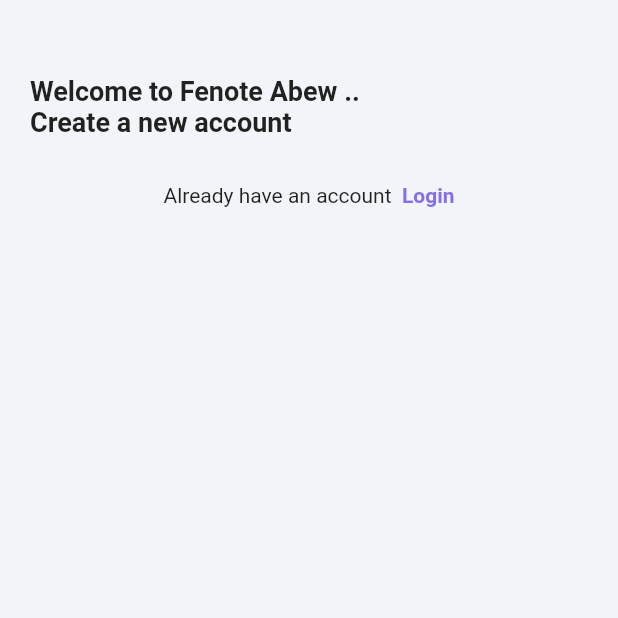
After one commit to amuggabrehi/fenote_abew, a Flutter app: the Landing screen opened directly, after a tap on "LOGIN", after a tap on "Sign up", on a phone screen of 412 x 824 dp, the top half of it. The commit adds this screen. Run offline on Flutter 3.47's test engine with Material 2 defaults, Android fonts, the phone set to English and light mode, and no system bars; our stand-ins replace shared_preferences; accounts and stored records are empty.

Commit message:
initial auth

```diff
--- /dev/null
+++ b/lib/auth/login/login.dart
@@ -0,0 +1,74 @@
+import 'package:flutter/cupertino.dart';
+import 'package:flutter/material.dart';
+
+import '../register/register.dart';
+
+class Login extends StatefulWidget {
+  const Login({Key? key}) : super(key: key);
+
+  @override
+  State<Login> createState() => _LoginState();
+}
+
+class _LoginState extends State<Login> {
+  @override
+  Widget build(BuildContext context) {
+    return Scaffold(
+      backgroundColor: Colors.white,
+      body: ListView(
+        padding: EdgeInsets.symmetric(horizontal: 15.0, vertical: 20.0),
+        children: [
+          SizedBox(height: 60.0),
+          Container(
+            height: 170.0,
+            width: MediaQuery.of(context).size.width,
+            child: Image.asset(
+              'assets/images/login.png',
+            ),
+          ),
+          SizedBox(height: 10.0),
+          Center(
+            child: Text(
+              'Welcome back!',
+              style: TextStyle(
+                fontSize: 23.0,
+                fontWeight: FontWeight.w900,
+              ),
+            ),
+          ),
+          Center(
+            child: Text(
+              'Log into your account and get started!',
+              style: TextStyle(
+                fontSize: 12.0,
+                fontWeight: FontWeight.w300,
+                color: Theme.of(context).accentColor,
+              ),
+            ),
+          ),
+          SizedBox(height: 25.0),
+          SizedBox(height: 10.0),
+          Row(
+            mainAxisAlignment: MainAxisAlignment.center,
+            children: [
+              Text('Don\'t have an account?'),
+              GestureDetector(
+                onTap: () {
+                  Navigator.of(context)
+                      .push(CupertinoPageRoute(builder: (_) => Register()));
+                },
+                child: Text(
+                  'Sign up',
+                  style: TextStyle(
+                    fontWeight: FontWeight.bold,
+                    color: Theme.of(context).accentColor,
+                  ),
+                ),
+              ),
+            ],
+          ),
+        ],
+      ),
+    );
+  }
+}
--- /dev/null
+++ b/lib/auth/register/register.dart
@@ -0,0 +1,54 @@
+import 'package:flutter/cupertino.dart';
+import 'package:flutter/material.dart';
+
+import '../login/login.dart';
+
+class Register extends StatefulWidget {
+  const Register({Key? key}) : super(key: key);
+
+  @override
+  State<Register> createState() => _RegisterState();
+}
+
+class _RegisterState extends State<Register> {
+  @override
+  Widget build(BuildContext context) {
+    return Scaffold(
+      body: ListView(
+        padding: EdgeInsets.symmetric(horizontal: 20.0, vertical: 40.0),
+        children: [
+          SizedBox(height: 10.0),
+          Text(
+            'Welcome to Fenote Abew ..\nCreate a new account',
+            style: TextStyle(
+                fontWeight: FontWeight.bold,
+                fontSize: 18.0,
+               ),
+          ),
+          SizedBox(height: 30.0),
+          Row(
+            mainAxisAlignment: MainAxisAlignment.center,
+            children: [
+              Text(
+                'Already have an account  ',
+              ),
+              GestureDetector(
+                onTap: () {
+                  Navigator.of(context)
+                      .push(CupertinoPageRoute(builder: (_) => Login()));
+                },
+                child: Text(
+                  'Login',
+                  style: TextStyle(
+                    fontWeight: FontWeight.bold,
+                    color: Theme.of(context).accentColor,
+                  ),
+                ),
+              ),
+            ],
+          ),
+        ],
+      ),
+    );
+  }
+}
--- /dev/null
+++ b/lib/landing/landing_page.dart
@@ -0,0 +1,123 @@
+import 'package:flutter/cupertino.dart';
+import 'package:flutter/material.dart';
+
+import '../auth/login/login.dart';
+import '../auth/register/register.dart';
+
+
+class Landing extends StatefulWidget {
+  @override
+  _LandingState createState() => _LandingState();
+}
+
+class _LandingState extends State<Landing> {
+  @override
+  Widget build(BuildContext context) {
+    return Scaffold(
+      body: Container(
+        height: MediaQuery.of(context).size.height,
+        child: Column(
+          crossAxisAlignment: CrossAxisAlignment.center,
+          mainAxisAlignment: MainAxisAlignment.center,
+          children: [
+            Align(
+              alignment: Alignment.center,
+              child: Padding(
+                padding: const EdgeInsets.only(left: 10.0),
+                child: Image.asset(
+                  'assets/images/new1.png',
+                  height: 200.0,
+                  width: 200.0,
+                  fit: BoxFit.cover,
+                ),
+              ),
+            ),
+            Text(
+              'FENOTE ABEW',
+              style: TextStyle(
+                fontSize: 22.0,
+                fontWeight: FontWeight.w900,
+              ),
+            )
+          ],
+        ),
+      ),
+      bottomNavigationBar: BottomAppBar(
+        elevation: 0.0,
+        child: Padding(
+          padding: const EdgeInsets.only(left: 20.0, right: 20.0, bottom: 20.0),
+          child: Row(
+            mainAxisAlignment: MainAxisAlignment.spaceBetween,
+            children: [
+              GestureDetector(
+                onTap: () {
+                  Navigator.of(context).pushReplacement(
+                    CupertinoPageRoute(
+                      builder: (_) => Login(),
+                    ),
+                  );
+                },
+                child: Container(
+                  height: 45.0,
+                  width: 130.0,
+                  decoration: BoxDecoration(
+                    borderRadius: BorderRadius.circular(40.0),
+                    border: Border.all(color: Colors.grey),
+                    gradient: LinearGradient(
+                      begin: Alignment.topRight,
+                      end: Alignment.bottomLeft,
+                      colors: [
+                        Theme.of(context).accentColor,
+                        Color(0xff597FDB),
+                      ],
+                    ),
+                  ),
+                  child: Center(
+                    child: Text(
+                      'LOGIN',
+                      style: TextStyle(
+                        fontWeight: FontWeight.w900,
+                        color: Colors.white,
+                      ),
+                    ),
+                  ),
+                ),
+              ),
+              GestureDetector(
+                onTap: () {
+                  Navigator.of(context).pushReplacement(
+                      CupertinoPageRoute(builder: (_) => Register()));
+                },
+                child: Container(
+                  height: 45.0,
+                  width: 130.0,
+                  decoration: BoxDecoration(
+                    borderRadius: BorderRadius.circular(40.0),
+                    border: Border.all(color: Colors.white),
+                    gradient: LinearGradient(
+                      begin: Alignment.topRight,
+                      end: Alignment.bottomLeft,
+                      colors: [
+                        Theme.of(context).primaryColor,
+                        Color(0xffff0031),
+                      ],
+                    ),
+                  ),
+                  child: Center(
+                    child: Text(
+                      'SIGN UP',
+                      style: TextStyle(
+                        fontWeight: FontWeight.w900,
+                        color: Colors.white,
+                      ),
+                    ),
+                  ),
+                ),
+              )
+            ],
+          ),
+        ),
+      ),
+    );
+  }
+}
--- a/lib/main.dart
+++ b/lib/main.dart
@@ -1,3 +1,4 @@
+import '../landing/landing_page.dart';
 import 'package:flutter/material.dart';
 import 'package:provider/provider.dart';
 
```
